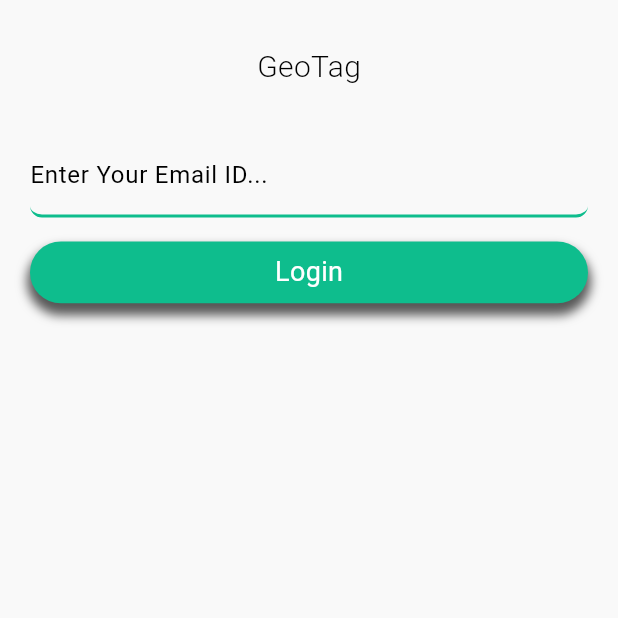
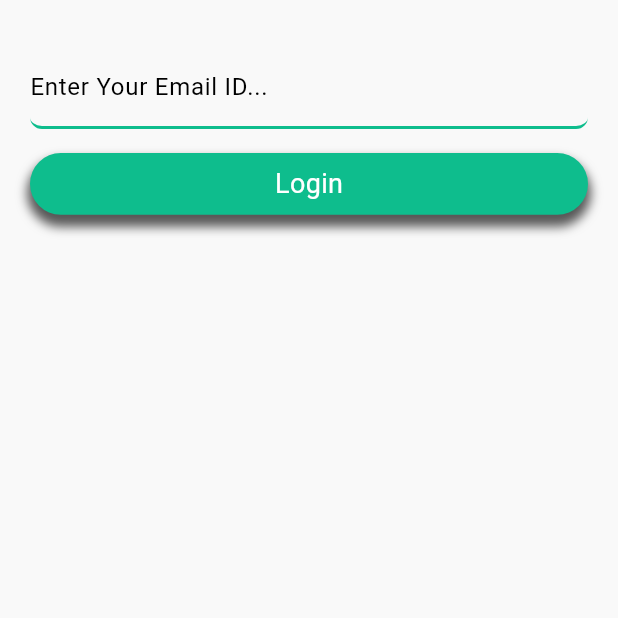
Before and after one commit to JackitudilinksG/cisf-app, a Flutter app: the screen it shows after launch, on a phone screen of 412 x 824 dp, the top half of it. Run offline on Flutter 3.47's test engine with Material 3 defaults, Android fonts, the phone set to English and light mode, and no system bars; our stand-ins replace geolocator, supabase_flutter; missing offline and left inert: qr_code_scanner; accounts and stored records are empty; Roboto replaces fonts that are missing (Readex Pro).

Commit message:
added comments for each page and made qrResult to 10 as static value for time being

```diff
--- a/cisf-app-folder/lib/home.dart
+++ b/cisf-app-folder/lib/home.dart
@@ -1,3 +1,5 @@
+//home page
+
 import 'package:flutter/material.dart';
 import 'package:flutter_supabase_test/tree_details.dart';
 import 'package:supabase_flutter/supabase_flutter.dart';
--- a/cisf-app-folder/lib/main.dart
+++ b/cisf-app-folder/lib/main.dart
@@ -1,3 +1,5 @@
+//login page
+
 import 'package:flutter/material.dart';
 import 'package:flutter_supabase_test/home.dart';
 import 'package:supabase_flutter/supabase_flutter.dart';
@@ -65,19 +67,6 @@ class _MyLoginPageState extends State<MyLoginPage> {
           padding: const EdgeInsetsDirectional.fromSTEB(20, 0, 20, 0),
         child: Column(
           children: [
-            //appbar
-            const Padding(
-              padding: EdgeInsetsDirectional.fromSTEB(0, 30, 0, 0),
-              child: Text(
-                'GeoTag',
-                style: TextStyle(
-                  fontFamily: 'Readex Pro',
-                  color: Colors.black,
-                  fontSize: 20,
-                  fontWeight: FontWeight.w300,
-                ),
-              )
-            ),
             //email input
             Padding(
               padding: const EdgeInsetsDirectional.fromSTEB(0, 30, 0, 0),
--- a/cisf-app-folder/lib/reg_trees.dart
+++ b/cisf-app-folder/lib/reg_trees.dart
@@ -1,3 +1,5 @@
+//page to register new trees
+
 import 'package:flutter/material.dart';
 import 'package:flutter_supabase_test/home.dart';
 import 'package:flutter_supabase_test/scanner.dart';
@@ -28,7 +30,7 @@ class _TreesScreenState extends State<TreesScreen> {
   @override
   void initState() {
     super.initState();
-    qrResult = widget.qrResult.isNotEmpty ? widget.qrResult : '-1';
+    qrResult = widget.qrResult.isNotEmpty ? widget.qrResult : '10';
   }
 
   @override
@@ -416,9 +418,9 @@ class _TreesScreenState extends State<TreesScreen> {
                       .from('Plant')
                       .insert({
                         'id': qrResult,
+                        'date': '${_datePicked.year}-${_datePicked.month}-${_datePicked.day}',
                         'name': name,
                         'sci_name': sciName,
-                        'date': '${_datePicked.year}-${_datePicked.month}-${_datePicked.day}',
                         'qr_code': 'test sample text',
                         'img_link': 'test sample text',
                         'desc': 'test sample text',
--- a/cisf-app-folder/lib/scanner.dart
+++ b/cisf-app-folder/lib/scanner.dart
@@ -1,5 +1,6 @@
+//scanner page
+
 import 'dart:io';
-
 import 'package:flutter/material.dart';
 import 'package:flutter_supabase_test/reg_trees.dart';
 import 'package:qr_code_scanner/qr_code_scanner.dart';
```
